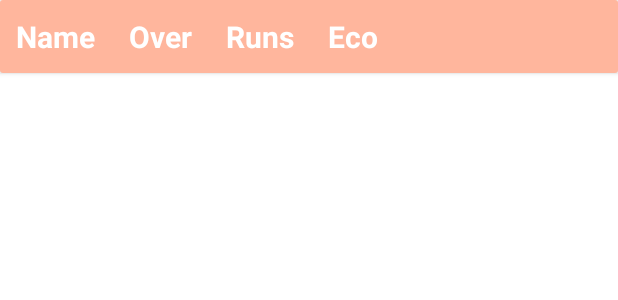
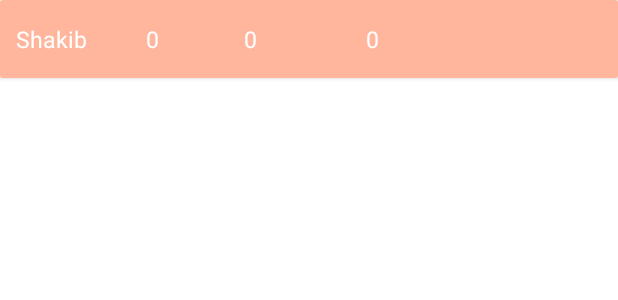
Before and after one commit to Abdulla-Al-Mued/Cricket-para, an Android app: the layout bow_list_single_row.xml on its own in the app's theme, with its tools: preview values and no code run, on a phone screen of 412 x 824 dp. Shown: the top 300 px of the screen. Run offline under Robolectric (Android 15) with nearby library versions, the phone set to English and light mode, and no system bars.

Commit message:
step 2.5 is done

```diff
--- a/app/src/main/res/layout/bow_list_single_row.xml
+++ b/app/src/main/res/layout/bow_list_single_row.xml
@@ -12,48 +12,45 @@
         >
         <TextView
             android:id="@+id/name"
-            android:textStyle="bold"
-            android:layout_width="wrap_content"
+            android:layout_width="70dp"
             android:layout_height="wrap_content"
-            android:text="Name"
+            android:padding="5dp"
+            android:text="Shakib"
             android:textColor="@color/white"
-            android:textSize="20sp"
-            android:padding="5dp"
+            android:textSize="15sp"
             />
 
         <TextView
             android:id="@+id/over"
-            android:textStyle="bold"
+            android:layout_width="60dp"
+            android:layout_height="wrap_content"
             android:layout_marginLeft="12dp"
-            android:layout_width="wrap_content"
-            android:layout_height="wrap_content"
-            android:text="Over"
+            android:padding="10dp"
+            android:text="0"
             android:textColor="@color/white"
-            android:textSize="20sp"
-            android:padding="5dp"
+            android:textSize="15sp"
             />
         <TextView
             android:id="@+id/runs"
-            android:textStyle="bold"
-            android:layout_marginLeft="12dp"
-            android:layout_width="wrap_content"
+            android:layout_width="60dp"
             android:layout_height="wrap_content"
-            android:text="Runs"
+            android:layout_marginLeft="5dp"
+            android:padding="10dp"
+            android:text="0"
             android:textColor="@color/white"
-            android:textSize="20sp"
-            android:padding="5dp"
+            android:textSize="15sp"
             />
 
         <TextView
             android:id="@+id/eco"
-            android:textStyle="bold"
-            android:layout_marginLeft="12dp"
-            android:layout_width="wrap_content"
+            android:layout_width="60dp"
             android:layout_height="wrap_content"
-            android:text="Eco"
+            android:layout_marginLeft="5dp"
+            android:padding="10dp"
+            android:text="0"
+            android:textAlignment="center"
             android:textColor="@color/white"
-            android:textSize="20sp"
-            android:padding="5dp"
+            android:textSize="15sp"
             />
 
 
```
Also changed, not shown: app/src/main/java/com/example/cricketpara/Adapters/batListAdapter.java (+10 -1 lines), app/src/main/java/com/example/cricketpara/Adapters/bowlListAdapter.java (+10 -1 lines), app/src/main/java/com/example/cricketpara/fullScore.java (+18 -0 lines), app/src/main/java/com/example/cricketpara/matchDetails.java (+23 -4 lines), app/src/main/java/com/example/cricketpara/scoreBoard.java (+9 -2 lines), app/src/main/res/layout/activity_full_score.xml (+8 -7 lines), app/src/main/res/layout/bat_list_single_row.xml (+23 -27 lines).
